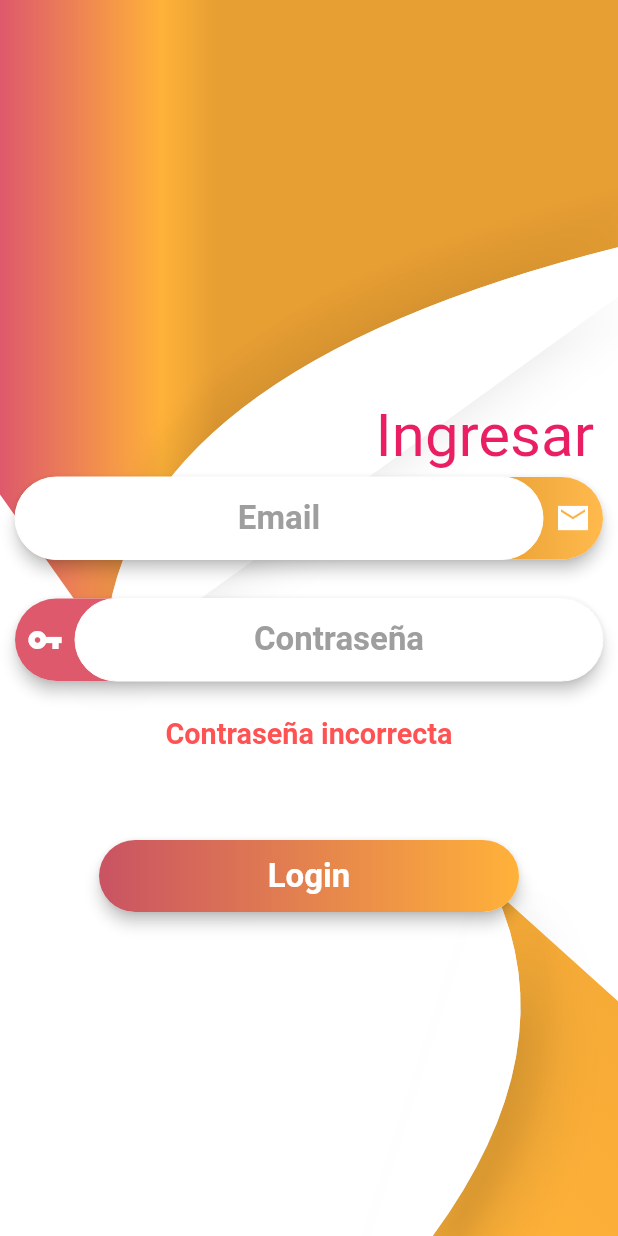
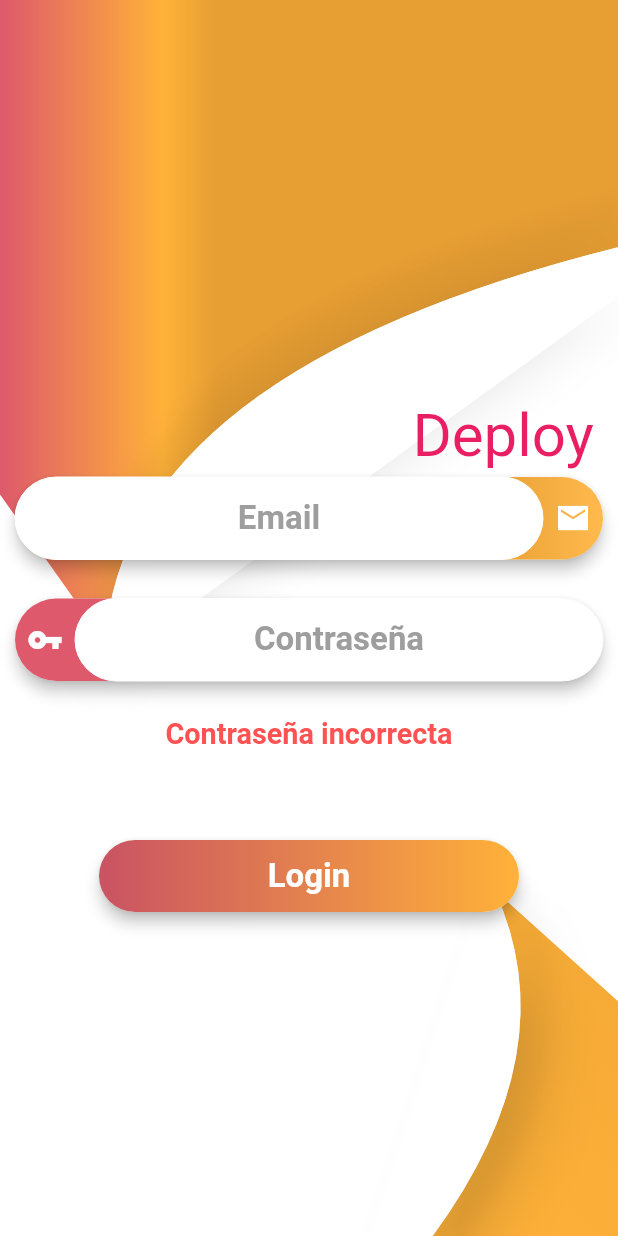
Before and after one commit to hernan74/control_usuarios, a Flutter app: the screen it shows after launch, on a phone screen of 412 x 824 dp. Run offline on Flutter 3.47's test engine with Material 2 defaults, Android fonts, the phone set to English and light mode, and no system bars; our stand-ins replace font_awesome_flutter, image_picker.

Commit message:
prueba 1

```diff
--- a/lib/src/pages/login_page.dart
+++ b/lib/src/pages/login_page.dart
@@ -80,7 +80,7 @@ class _Titulo extends StatelessWidget {
         width: anchoMaximo * 95 / 100,
         alignment: Alignment.centerRight,
         child: Text(
-          'Ingresar',
+          'Deploy',
           style: TextStyle(
               fontSize: sizeScreemUtil(
                   sizeActual: altoMaximo * 10 / 100, sizeMin: 20, sizeMax: 40),
```
